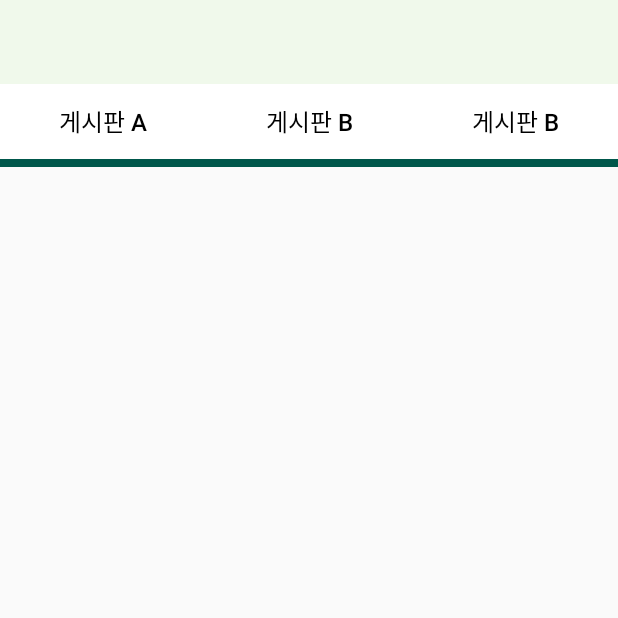
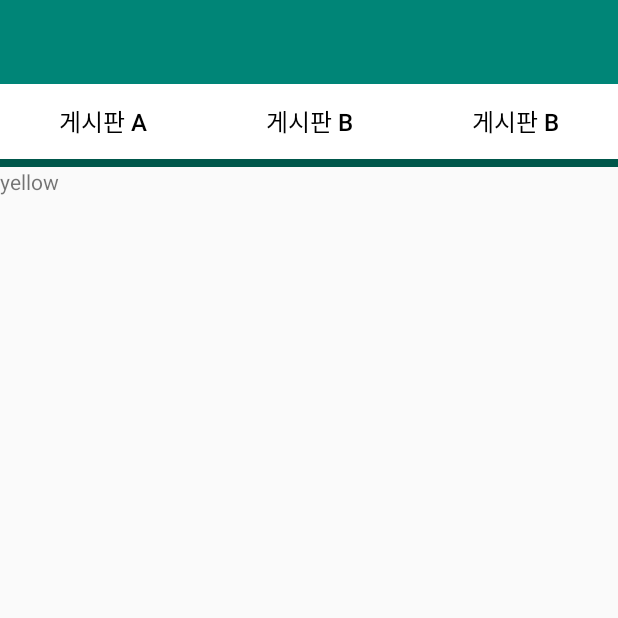
Before and after one commit to zxcv859500/Footprint, an Android app: the NoticeBoardActivity screen opened directly, with no data from a screen before it, after a tap on "게시판 B", on a phone screen of 412 x 824 dp, the top half of it. Run offline under Robolectric (Android 15) with nearby library versions, the phone set to English and light mode, and no system bars.

Commit message:
update for checking fragment

```diff
--- a/frontend/app/src/main/java/com/example/footprint/view/Fragment/NoticeBoardBlueFragment.java
+++ b/frontend/app/src/main/java/com/example/footprint/view/Fragment/NoticeBoardBlueFragment.java
@@ -1,6 +1,25 @@
 package com.example.footprint.view.Fragment;
 
+import android.os.Bundle;
+import android.view.LayoutInflater;
+import android.view.View;
+import android.view.ViewGroup;
+
+import androidx.annotation.NonNull;
+import androidx.annotation.Nullable;
 import androidx.fragment.app.Fragment;
 
+import com.example.footprint.R;
+
 public class NoticeBoardBlueFragment extends Fragment {
+
+    private View view;
+
+    @Nullable
+    @Override
+    public View onCreateView(@NonNull LayoutInflater inflater, @Nullable ViewGroup container, @Nullable Bundle savedInstanceState) {
+
+        view = inflater.inflate(R.layout.fragment_notice_board_blue,container,false);
+        return view;
+    }
 }
--- a/frontend/app/src/main/java/com/example/footprint/view/Fragment/NoticeBoardRedFragment.java
+++ b/frontend/app/src/main/java/com/example/footprint/view/Fragment/NoticeBoardRedFragment.java
@@ -28,7 +28,9 @@ public class NoticeBoardRedFragment extends Fragment {
     @Override
     public View onCreateView( LayoutInflater inflater,  ViewGroup container,  Bundle savedInstanceState) {
         view = inflater.inflate(R.layout.fragment_notice_board_red,container,false);
+
         lvNoticeRed = (ListView) view.findViewById(R.id.lv_notice_red);
+
         header = getLayoutInflater().inflate(R.layout.header_notice_red,null,false);
         tvNickName = (TextView) header.findViewById(R.id.tv_nick_name);
         tvTitle = (TextView) header.findViewById(R.id.tv_title);
--- a/frontend/app/src/main/java/com/example/footprint/view/Fragment/NoticeBoardYellowFragment.java
+++ b/frontend/app/src/main/java/com/example/footprint/view/Fragment/NoticeBoardYellowFragment.java
@@ -1,6 +1,24 @@
 package com.example.footprint.view.Fragment;
 
+import android.os.Bundle;
+import android.view.LayoutInflater;
+import android.view.View;
+import android.view.ViewGroup;
+
+import androidx.annotation.NonNull;
+import androidx.annotation.Nullable;
 import androidx.fragment.app.Fragment;
 
+import com.example.footprint.R;
+
 public class NoticeBoardYellowFragment extends Fragment {
+
+    private View view;
+
+    @Nullable
+    @Override
+    public View onCreateView(@NonNull LayoutInflater inflater, @Nullable ViewGroup container, @Nullable Bundle savedInstanceState) {
+        view = inflater.inflate(R.layout.fragment_notice_board_yellow,container,false);
+        return view;
+    }
 }
--- a/frontend/app/src/main/res/layout/fragment_notice_board_blue.xml
+++ b/frontend/app/src/main/res/layout/fragment_notice_board_blue.xml
@@ -3,4 +3,8 @@
     android:orientation="vertical" android:layout_width="match_parent"
     android:layout_height="match_parent">
 
+    <TextView
+        android:layout_width="match_parent"
+        android:layout_height="match_parent"
+        android:text="blue"/>
 </LinearLayout>
--- a/frontend/app/src/main/res/layout/fragment_notice_board_yellow.xml
+++ b/frontend/app/src/main/res/layout/fragment_notice_board_yellow.xml
@@ -3,4 +3,10 @@
     android:orientation="vertical" android:layout_width="match_parent"
     android:layout_height="match_parent">
 
+    <TextView
+        android:layout_width="match_parent"
+        android:layout_height="match_parent"
+        android:text="yellow"
+        />
+
 </LinearLayout>
--- a/frontend/app/src/main/res/values/colors.xml
+++ b/frontend/app/src/main/res/values/colors.xml
@@ -1,8 +1,8 @@
 <?xml version="1.0" encoding="utf-8"?>
 <resources>
-    <color name="colorPrimary">#F0F9EB</color>
+    <color name="colorPrimary">#008577</color>
     <color name="colorPrimaryDark">#00574B</color>
     <color name="colorAccent">#D81B60</color>
-    <color name="anycolor">#008577</color>
+    <color name="anycolor">#F0F9EB</color>
 
 </resources>
```
